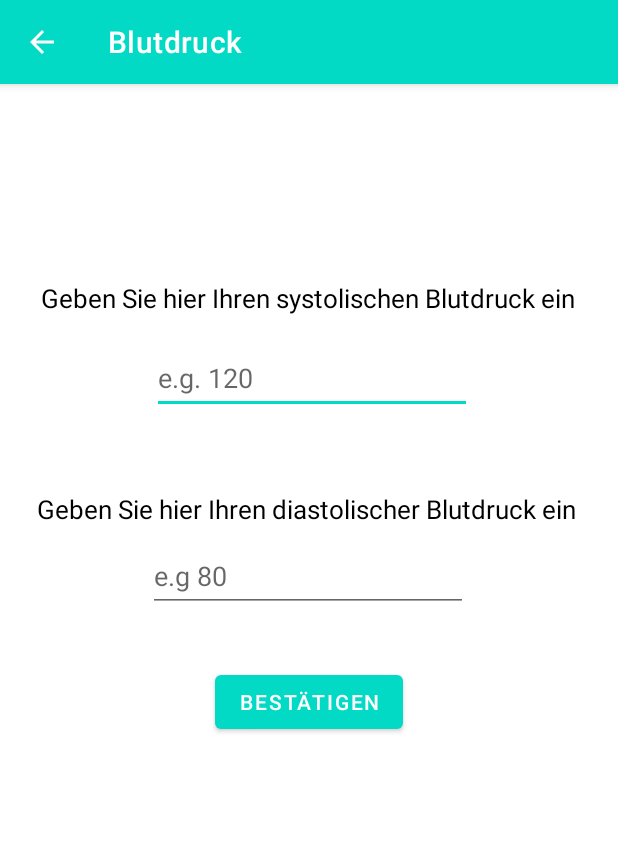
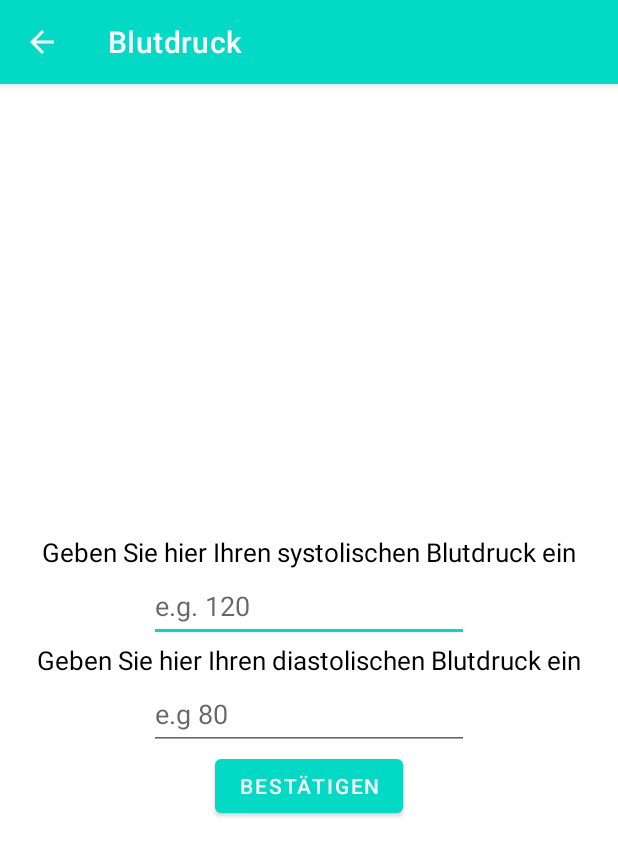
Before and after one commit to dominiklandl/HealthApp, an Android app: the BlutdruckActivity screen opened directly, with no data from a screen before it, on a phone screen of 412 x 824 dp. Shown: the top 856 px of the screen. Run offline under Robolectric (Android 15) with nearby library versions, the phone set to English and light mode, and no system bars.

Commit message:
Profil anlegen + layout blutdruck geändert

```diff
--- a/app/src/main/java/com/healthapp/BlutdruckActivity.java
+++ b/app/src/main/java/com/healthapp/BlutdruckActivity.java
@@ -10,6 +10,7 @@ import android.view.View;
 import android.widget.Button;
 import android.widget.EditText;
 import android.widget.TextView;
+import android.widget.Toast;
 
 public class BlutdruckActivity extends AppCompatActivity {
 
@@ -74,6 +75,7 @@ public class BlutdruckActivity extends AppCompatActivity {
 
         if (bluts < 400 && bluts > 10 && blutd <400 && blutd >10) {
             Save.setVisibility(View.VISIBLE);
+            Toast.makeText(getApplicationContext(),"Saved", Toast.LENGTH_SHORT).show();
         }
         else Save.setVisibility(View.INVISIBLE);
 
--- a/app/src/main/java/com/healthapp/HomeFragment.java
+++ b/app/src/main/java/com/healthapp/HomeFragment.java
@@ -103,7 +103,7 @@ public class HomeFragment extends Fragment {
 
 
         if (shRead.contains("name")){
-            String text1 = "Hallo "+nameShared+"!";
+            String text1 = "Hallo "+ nameShared +"!";
             Spannable spannable = new SpannableString(text1);
             spannable.setSpan(new ForegroundColorSpan(Color.rgb(163, 27, 27)), 6, (6+nameShared.length()), Spannable.SPAN_EXCLUSIVE_EXCLUSIVE);
             textView.setText(spannable, TextView.BufferType.SPANNABLE);
--- a/app/src/main/res/layout/activity_blutdruck.xml
+++ b/app/src/main/res/layout/activity_blutdruck.xml
@@ -1,5 +1,5 @@
 <?xml version="1.0" encoding="utf-8"?>
-<androidx.constraintlayout.widget.ConstraintLayout xmlns:android="http://schemas.android.com/apk/res/android"
+<RelativeLayout xmlns:android="http://schemas.android.com/apk/res/android"
     xmlns:app="http://schemas.android.com/apk/res-auto"
     xmlns:tools="http://schemas.android.com/tools"
     android:layout_width="match_parent"
@@ -10,96 +10,73 @@
         android:id="@+id/Blutdrucks"
         android:layout_width="wrap_content"
         android:layout_height="wrap_content"
-        android:layout_marginStart="101dp"
-        android:layout_marginTop="172dp"
-        android:layout_marginEnd="100dp"
+        android:layout_centerHorizontal="true"
+        android:layout_above="@+id/Textfieldblutdruckd"
         android:ems="10"
         android:hint="e.g. 120"
         android:inputType="number"
-        android:minHeight="48dp"
-        app:layout_constraintEnd_toEndOf="parent"
-        app:layout_constraintHorizontal_bias="0.0"
-        app:layout_constraintStart_toStartOf="parent"
-        app:layout_constraintTop_toTopOf="parent" />
+        android:minHeight="48dp" />
 
     <EditText
         android:id="@+id/Blutdruckd"
         android:layout_width="wrap_content"
         android:layout_height="wrap_content"
-        android:layout_marginTop="304dp"
+        android:layout_below="@+id/Textfieldblutdruckd"
+        android:layout_centerHorizontal="true"
         android:ems="10"
         android:hint="e.g 80"
         android:inputType="number"
-        android:minHeight="48dp"
-        app:layout_constraintEnd_toEndOf="parent"
-        app:layout_constraintHorizontal_bias="0.497"
-        app:layout_constraintStart_toStartOf="parent"
-        app:layout_constraintTop_toTopOf="parent" />
+        android:minHeight="48dp" />
 
     <Button
         android:id="@+id/button"
         android:layout_width="wrap_content"
         android:layout_height="wrap_content"
-        android:layout_marginTop="388dp"
         android:onClick="updateText"
         android:text="@string/best_tigen"
-        app:layout_constraintEnd_toEndOf="parent"
-        app:layout_constraintStart_toStartOf="parent"
-        app:layout_constraintTop_toTopOf="parent" />
+        android:layout_centerHorizontal="true"
+        android:layout_below="@+id/Blutdruckd"
+        />
 
     <TextView
         android:id="@+id/Textfieldblutdrucks"
         android:layout_width="wrap_content"
         android:layout_height="wrap_content"
+        android:layout_above="@id/Blutdrucks"
+        android:layout_centerHorizontal="true"
         android:text="Geben Sie hier Ihren systolischen Blutdruck ein"
-        android:textSize="17sp"
-        app:layout_constraintBottom_toBottomOf="parent"
-        app:layout_constraintEnd_toEndOf="parent"
-        app:layout_constraintHorizontal_bias="0.49"
-        app:layout_constraintStart_toStartOf="parent"
-        app:layout_constraintTop_toTopOf="parent"
-        app:layout_constraintVertical_bias="0.176" />
+        android:textSize="17sp" />
 
     <TextView
         android:id="@+id/Textfieldblutdruckd"
         android:layout_width="wrap_content"
         android:layout_height="wrap_content"
-        android:text="Geben Sie hier Ihren diastolischer Blutdruck ein"
-        android:textSize="17sp"
-        app:layout_constraintBottom_toBottomOf="parent"
-        app:layout_constraintEnd_toEndOf="parent"
-        app:layout_constraintHorizontal_bias="0.471"
-        app:layout_constraintStart_toStartOf="parent"
-        app:layout_constraintTop_toTopOf="parent"
-        app:layout_constraintVertical_bias="0.365" />
+        android:layout_centerInParent="true"
+        android:text="Geben Sie hier Ihren diastolischen Blutdruck ein"
+        android:textSize="17sp" />
 
     <TextView
         android:id="@+id/Warning"
         android:layout_width="341dp"
         android:layout_height="81dp"
+        android:layout_centerHorizontal="true"
+        android:layout_below="@+id/button"
+        android:layout_marginTop="50dp"
         android:text="!Ihr Blutdruck weicht von den Normwerten ab. Ist dies über mehrere Tage der Fall, wird empfohlen einen Arzt aufzusuchen!"
         android:textColor="@color/red"
         android:textSize="15sp"
-        android:visibility="invisible"
-        app:layout_constraintBottom_toBottomOf="parent"
-        app:layout_constraintEnd_toEndOf="parent"
-        app:layout_constraintStart_toStartOf="parent"
-        app:layout_constraintTop_toTopOf="parent"
-        app:layout_constraintVertical_bias="0.733" />
+        android:visibility="invisible" />
 
     <TextView
         android:id="@+id/Save"
         android:layout_width="wrap_content"
         android:layout_height="wrap_content"
-        android:textSize="17sp"
+        android:layout_above="@+id/Textfieldblutdrucks"
+        android:layout_marginBottom="32dp"
+        android:layout_centerHorizontal="true"
         android:text="Werte wurden gespeichert"
         android:textColor="@color/green"
-        android:visibility="invisible"
-        app:layout_constraintBottom_toBottomOf="parent"
-        app:layout_constraintEnd_toEndOf="parent"
-        app:layout_constraintHorizontal_bias="0.498"
-        app:layout_constraintStart_toStartOf="parent"
-        app:layout_constraintTop_toTopOf="parent"
-        app:layout_constraintVertical_bias="0.095" />
+        android:textSize="17sp"
+        android:visibility="invisible" />
 
-</androidx.constraintlayout.widget.ConstraintLayout>
+</RelativeLayout>
```
Also changed, not shown: app/src/main/java/com/healthapp/ProfileFragment.java (+44 -2 lines), app/src/main/res/layout/fragment_profile.xml (+45 -3 lines).
